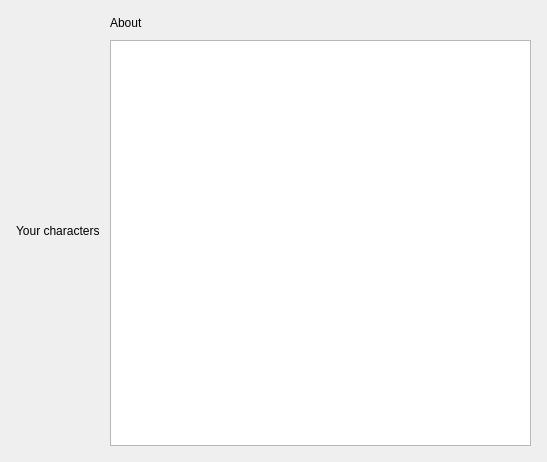
Old version of the form GUI/personagemenu.ui in the repository VladBurin/TaskMan.
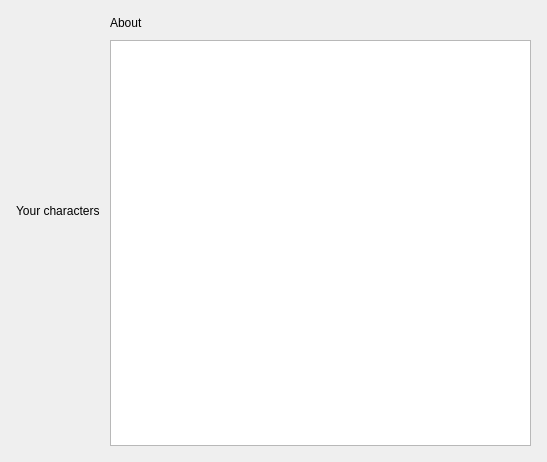
New version of the form.

```diff
--- a/GUI/personagemenu.ui
+++ b/GUI/personagemenu.ui
@@ -35,11 +35,11 @@
       <number>5</number>
      </property>
      <item>
-      <layout class="QVBoxLayout" name="vertLayoutPersChoose" stretch="0,0">
+      <layout class="QVBoxLayout" name="vertLayoutPersChoose" stretch="0,0,9">
        <item>
         <widget class="QLabel" name="LabelPerson">
          <property name="sizePolicy">
-          <sizepolicy hsizetype="Preferred" vsizetype="Maximum">
+          <sizepolicy hsizetype="Preferred" vsizetype="Fixed">
            <horstretch>0</horstretch>
            <verstretch>0</verstretch>
           </sizepolicy>
@@ -56,7 +56,27 @@
         </widget>
        </item>
        <item>
-        <layout class="QGridLayout" name="gridLayoutPers"/>
+        <spacer name="verticalSpacer">
+         <property name="orientation">
+          <enum>Qt::Vertical</enum>
+         </property>
+         <property name="sizeType">
+          <enum>QSizePolicy::Preferred</enum>
+         </property>
+         <property name="sizeHint" stdset="0">
+          <size>
+           <width>20</width>
+           <height>40</height>
+          </size>
+         </property>
+        </spacer>
+       </item>
+       <item>
+        <layout class="QGridLayout" name="gridLayoutPers">
+         <property name="sizeConstraint">
+          <enum>QLayout::SetMaximumSize</enum>
+         </property>
+        </layout>
        </item>
       </layout>
      </item>
```
